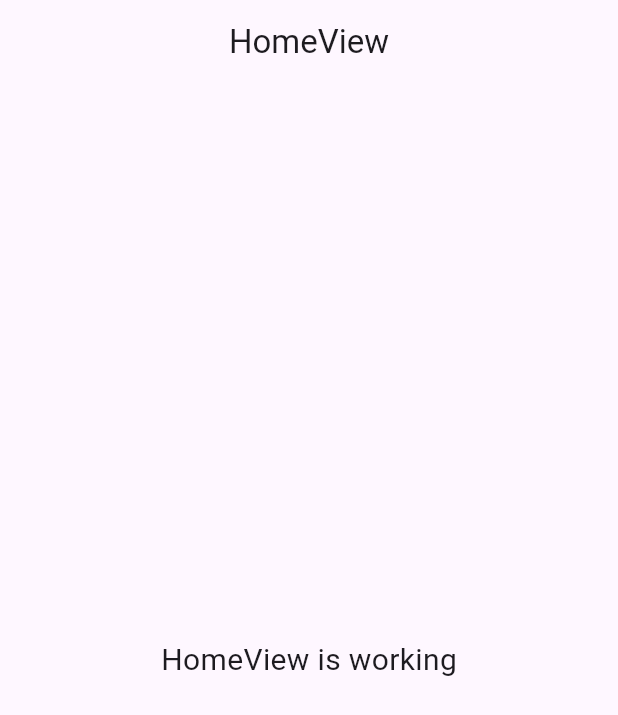
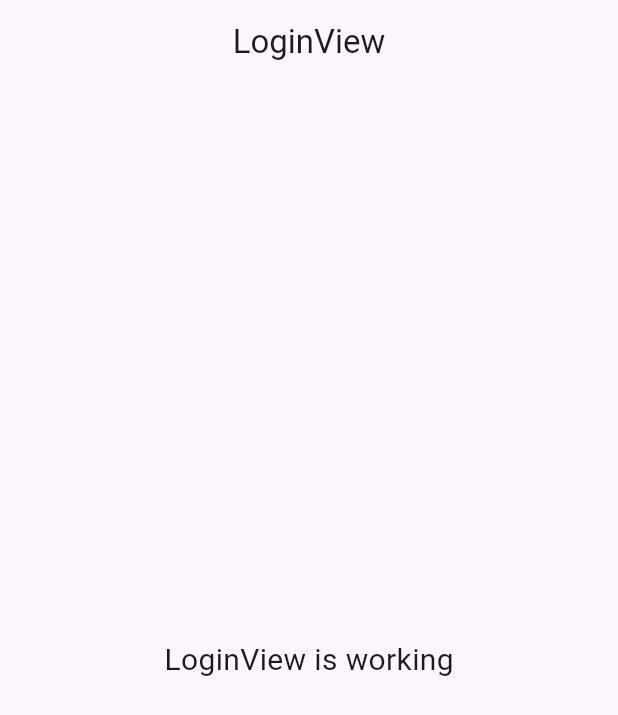
Before and after one commit to ihebmeftah/nestjs_events, a Flutter app: the screen it shows after launch, on a phone screen of 412 x 824 dp. Shown: the top 715 px of the screen. Run offline on Flutter 3.47's test engine with Material 3 defaults, Android fonts, the phone set to English and light mode, and no system bars; our stand-ins replace get.

Commit message:
Refactor main.dart to use a StatelessWidget for the app configuration
- Created a new `App` class extending `StatelessWidget` to encapsulate the `GetMaterialApp` configuration.
- Updated the `title` to "Events" and set the `initialRoute` to `Routes.LOGIN`.
- Configured the `theme` for `TextButton`, `ElevatedButton`, and `InputDecoration` with specific styles and colors.
- Removed the direct `runApp` call to `GetMaterialApp` and replaced it with the new `App` widget.

```diff
--- a/front_flutter/lib/main.dart
+++ b/front_flutter/lib/main.dart
@@ -5,11 +5,51 @@ import 'package:get/get.dart';
 import 'app/routes/app_pages.dart';
 
 void main() {
-  runApp(
-    GetMaterialApp(
-      title: "Application",
-      initialRoute: AppPages.INITIAL,
+  runApp(const App());
+}
+
+class App extends StatelessWidget {
+  const App({
+    super.key,
+  });
+
+  @override
+  Widget build(BuildContext context) {
+    return GetMaterialApp(
+      title: "Events",
+      initialRoute: Routes.LOGIN,
       getPages: AppPages.routes,
-    ),
-  );
+      theme: ThemeData(
+          textButtonTheme: TextButtonThemeData(
+              style: TextButton.styleFrom(
+            foregroundColor: Colors.pink,
+          )),
+          elevatedButtonTheme: ElevatedButtonThemeData(
+            style: ElevatedButton.styleFrom(
+              backgroundColor: Colors.pink,
+              foregroundColor: Colors.white,
+              fixedSize: Size(MediaQuery.of(context).size.width * 0.8, 55),
+              textStyle:
+                  const TextStyle(fontSize: 16, fontWeight: FontWeight.w600),
+              shape: RoundedRectangleBorder(
+                borderRadius: BorderRadius.circular(15),
+              ),
+            ),
+          ),
+          inputDecorationTheme: InputDecorationTheme(
+            border: OutlineInputBorder(
+              borderSide: BorderSide(color: Colors.grey.shade400),
+              borderRadius: BorderRadius.circular(15),
+            ),
+            focusedBorder: OutlineInputBorder(
+              borderSide: BorderSide(color: Colors.grey.shade400),
+              borderRadius: BorderRadius.circular(20),
+            ),
+            enabledBorder: OutlineInputBorder(
+              borderSide: BorderSide(color: Colors.grey.shade400),
+              borderRadius: BorderRadius.circular(15),
+            ),
+          )),
+    );
+  }
 }
```
